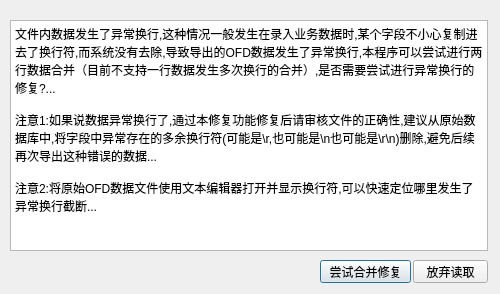
cnldw/FinanceFileReader, file dialogmergetip.ui: the form before one commit.
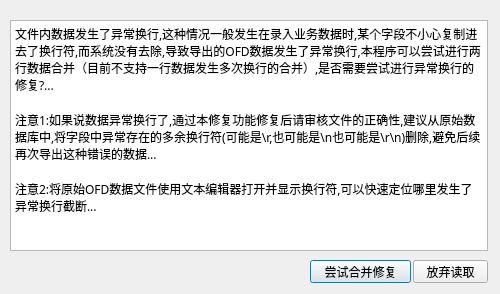
The form after the commit.

Diff of the .ui file:
```diff
--- a/dialogmergetip.ui
+++ b/dialogmergetip.ui
@@ -16,9 +16,9 @@
   <widget class="QPushButton" name="pushButton">
    <property name="geometry">
     <rect>
-     <x>320</x>
+     <x>310</x>
      <y>260</y>
-     <width>91</width>
+     <width>101</width>
      <height>23</height>
     </rect>
    </property>
@@ -54,6 +54,11 @@
      <height>231</height>
     </rect>
    </property>
+   <property name="font">
+    <font>
+     <family>Microsoft YaHei</family>
+    </font>
+   </property>
    <property name="focusPolicy">
     <enum>Qt::NoFocus</enum>
    </property>
@@ -61,12 +66,12 @@
     <string>&lt;!DOCTYPE HTML PUBLIC &quot;-//W3C//DTD HTML 4.0//EN&quot; &quot;http://www.w3.org/TR/REC-html40/strict.dtd&quot;&gt;
 &lt;html&gt;&lt;head&gt;&lt;meta name=&quot;qrichtext&quot; content=&quot;1&quot; /&gt;&lt;style type=&quot;text/css&quot;&gt;
 p, li { white-space: pre-wrap; }
-&lt;/style&gt;&lt;/head&gt;&lt;body style=&quot; font-family:'SimSun'; font-size:9pt; font-weight:400; font-style:normal;&quot;&gt;
-&lt;p style=&quot; margin-top:0px; margin-bottom:0px; margin-left:0px; margin-right:0px; -qt-block-indent:0; text-indent:0px;&quot;&gt;文件内数据发生了异常换行,这种情况一般发生在录入业务数据时,某个字段不小心复制进去了换行符,而系统没有去除,导致导出的OFD数据发生了异常换行,本程序可以尝试进行两行数据合并（目前不支持一行数据发生多次换行的合并）,是否需要尝试进行异常换行的修复?...&lt;/p&gt;
-&lt;p style=&quot;-qt-paragraph-type:empty; margin-top:0px; margin-bottom:0px; margin-left:0px; margin-right:0px; -qt-block-indent:0; text-indent:0px;&quot;&gt;&lt;br /&gt;&lt;/p&gt;
-&lt;p style=&quot; margin-top:0px; margin-bottom:0px; margin-left:0px; margin-right:0px; -qt-block-indent:0; text-indent:0px;&quot;&gt;注意1:如果说数据异常换行了,通过本修复功能修复后请审核文件的正确性,建议从原始数据库中,将字段中异常存在的多余换行符(可能是\r,也可能是\n也可能是\r\n)删除,避免后续再次导出这种错误的数据...&lt;/p&gt;
-&lt;p style=&quot;-qt-paragraph-type:empty; margin-top:0px; margin-bottom:0px; margin-left:0px; margin-right:0px; -qt-block-indent:0; text-indent:0px;&quot;&gt;&lt;br /&gt;&lt;/p&gt;
-&lt;p style=&quot; margin-top:0px; margin-bottom:0px; margin-left:0px; margin-right:0px; -qt-block-indent:0; text-indent:0px;&quot;&gt;注意2:将原始OFD数据文件使用文本编辑器打开并显示换行符,可以快速定位哪里发生了异常换行截断...&lt;/p&gt;&lt;/body&gt;&lt;/html&gt;</string>
+&lt;/style&gt;&lt;/head&gt;&lt;body style=&quot; font-family:'Microsoft YaHei'; font-size:9pt; font-weight:400; font-style:normal;&quot;&gt;
+&lt;p style=&quot; margin-top:0px; margin-bottom:0px; margin-left:0px; margin-right:0px; -qt-block-indent:0; text-indent:0px;&quot;&gt;&lt;span style=&quot; font-family:'SimSun';&quot;&gt;文件内数据发生了异常换行,这种情况一般发生在录入业务数据时,某个字段不小心复制进去了换行符,而系统没有去除,导致导出的OFD数据发生了异常换行,本程序可以尝试进行两行数据合并（目前不支持一行数据发生多次换行的合并）,是否需要尝试进行异常换行的修复?...&lt;/span&gt;&lt;/p&gt;
+&lt;p style=&quot;-qt-paragraph-type:empty; margin-top:0px; margin-bottom:0px; margin-left:0px; margin-right:0px; -qt-block-indent:0; text-indent:0px; font-family:'SimSun';&quot;&gt;&lt;br /&gt;&lt;/p&gt;
+&lt;p style=&quot; margin-top:0px; margin-bottom:0px; margin-left:0px; margin-right:0px; -qt-block-indent:0; text-indent:0px;&quot;&gt;&lt;span style=&quot; font-family:'SimSun';&quot;&gt;注意1:如果说数据异常换行了,通过本修复功能修复后请审核文件的正确性,建议从原始数据库中,将字段中异常存在的多余换行符(可能是\r,也可能是\n也可能是\r\n)删除,避免后续再次导出这种错误的数据...&lt;/span&gt;&lt;/p&gt;
+&lt;p style=&quot;-qt-paragraph-type:empty; margin-top:0px; margin-bottom:0px; margin-left:0px; margin-right:0px; -qt-block-indent:0; text-indent:0px; font-family:'SimSun';&quot;&gt;&lt;br /&gt;&lt;/p&gt;
+&lt;p style=&quot; margin-top:0px; margin-bottom:0px; margin-left:0px; margin-right:0px; -qt-block-indent:0; text-indent:0px;&quot;&gt;&lt;span style=&quot; font-family:'SimSun';&quot;&gt;注意2:将原始OFD数据文件使用文本编辑器打开并显示换行符,可以快速定位哪里发生了异常换行截断...&lt;/span&gt;&lt;/p&gt;&lt;/body&gt;&lt;/html&gt;</string>
    </property>
   </widget>
  </widget>
```
